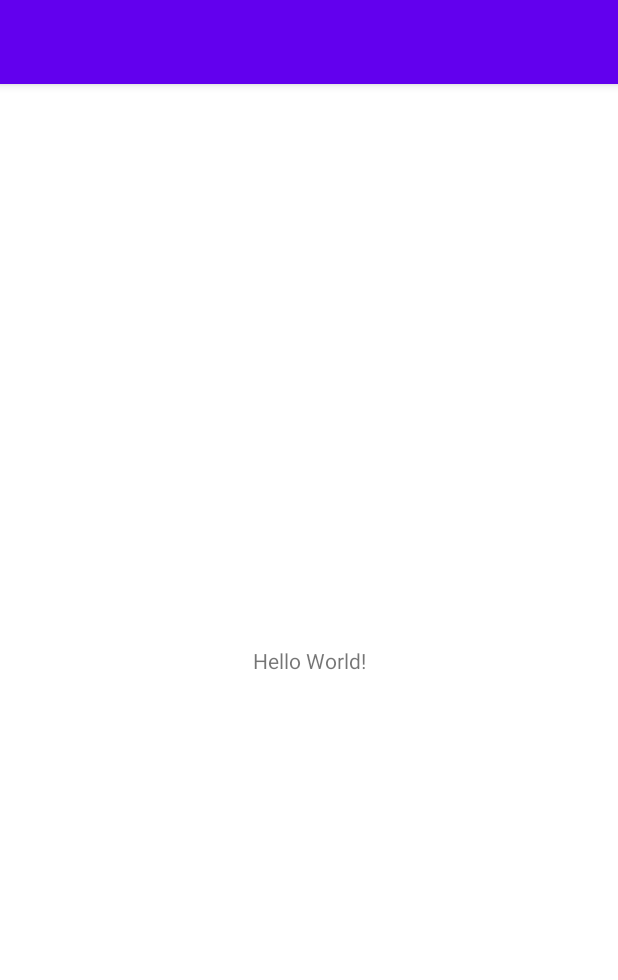
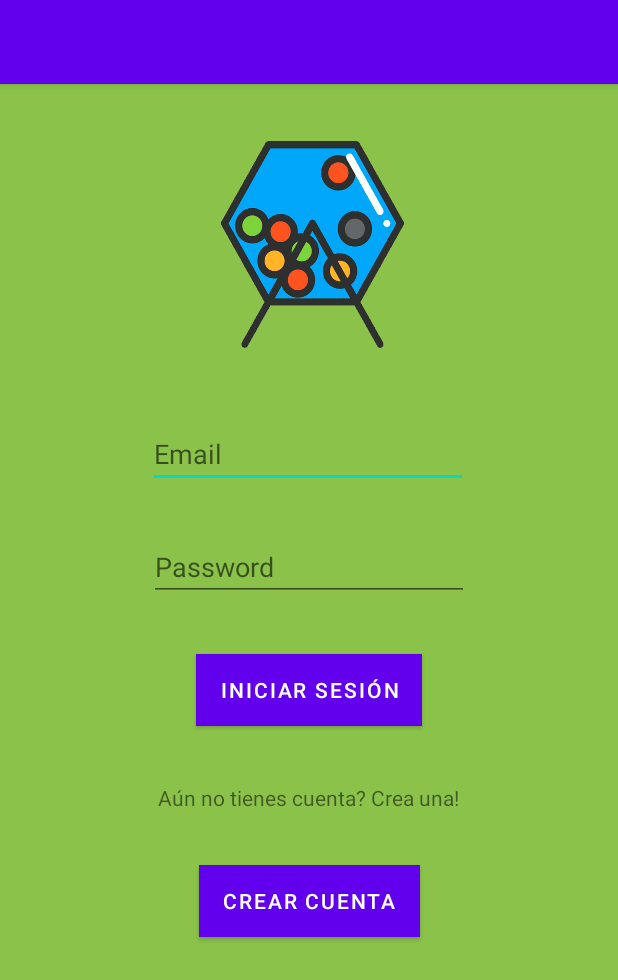
Before and after one commit to danigutiadan1/loteria-app, an Android app: the screen it shows after launch (MainActivity), on a phone screen of 412 x 824 dp. Shown: the top 980 px of the screen. Run offline under Robolectric (Android 15) with nearby library versions, the phone set to English and light mode, and no system bars.

Commit message:
feat: added login and get all user data

```diff
--- a/app/src/main/java/com/example/loteriaapp/MainActivity.kt
+++ /dev/null
@@ -1,16 +0,0 @@
-package com.example.loteriaapp
-
-import androidx.appcompat.app.AppCompatActivity
-import android.os.Bundle
-import com.example.loteriaapp.functions.GetApuestas
-
-private lateinit var getApuestas: GetApuestas
-class MainActivity : AppCompatActivity() {
-    override fun onCreate(savedInstanceState: Bundle?) {
-        super.onCreate(savedInstanceState)
-        setContentView(R.layout.activity_main)
-        getApuestas= GetApuestas()
-
-        getApuestas.getApuestas(this)
-    }
-}
--- a/app/src/main/java/com/example/loteriaapp/api/ApiService.kt
+++ b/app/src/main/java/com/example/loteriaapp/api/ApiService.kt
@@ -1,11 +1,19 @@
 package com.example.loteriaapp.api
 
 import com.example.loteriaapp.model.GetApuestaResponse
+import com.example.loteriaapp.model.LoginRequest
+import com.example.loteriaapp.model.LoginResponse
 import retrofit2.Call
+import retrofit2.http.Body
 import retrofit2.http.GET
+import retrofit2.http.POST
+import retrofit2.http.Path
 
 interface ApiService {
 
     @GET(Constants.GETAPUESTAS_URL)
-    fun getApuestas(): Call<List<GetApuestaResponse>>
+    fun getApuestas(@Path("user_id")user_id: Int): Call<List<GetApuestaResponse>>
+
+    @POST(Constants.LOGIN_URL)
+    fun login(@Body request: LoginRequest): Call<List<LoginResponse>>
 }
--- a/app/src/main/java/com/example/loteriaapp/api/Constants.kt
+++ b/app/src/main/java/com/example/loteriaapp/api/Constants.kt
@@ -5,7 +5,7 @@ object Constants {
     // Endpoints
     const val BASE_URL = "http://10.0.2.2:3000/loteria-api/"
 
-    const val LOGIN_URL = "auth/signin"
+    const val LOGIN_URL = "auth/login"
     const val LOGOUT_URL = "auth/logout"
     const val REFRESH_URL= "auth/refresh"
     const val GETAPUESTAS_URL = "apuestas"
--- a/app/src/main/java/com/example/loteriaapp/functions/GetApuestas.kt
+++ b/app/src/main/java/com/example/loteriaapp/functions/GetApuestas.kt
@@ -11,11 +11,12 @@ import retrofit2.Response
 class GetApuestas {
     //private lateinit var sessionManager: SessionManager
     private lateinit var apiClient: ApiClient
+    private var user_id: Int=0
 
 
     fun getApuestas(context: Context) {
         apiClient = ApiClient()
-        apiClient.getApiService(context).getApuestas()
+        apiClient.getApiService(context).getApuestas(user_id)
             .enqueue(object : Callback<List<GetApuestaResponse>> {
                 override fun onFailure(call: Call<List<GetApuestaResponse>>, t: Throwable) {
                     Log.d("error", t.toString())
--- /dev/null
+++ b/app/src/main/java/com/example/loteriaapp/views/LoginActivity.kt
@@ -0,0 +1,28 @@
+package com.example.loteriaapp.views
+
+import androidx.appcompat.app.AppCompatActivity
+import android.os.Bundle
+import android.widget.Button
+import android.widget.EditText
+import com.example.loteriaapp.R
+import com.example.loteriaapp.functions.GetApuestas
+import com.example.loteriaapp.functions.Login
+
+private lateinit var login: Login
+private lateinit var etEmail: EditText
+private lateinit var etPassword: EditText
+private lateinit var btnLogin: Button
+class MainActivity : AppCompatActivity() {
+    override fun onCreate(savedInstanceState: Bundle?) {
+        super.onCreate(savedInstanceState)
+        setContentView(R.layout.activity_login)
+        etEmail= findViewById(R.id.etEmail) as EditText
+        etPassword= findViewById(R.id.etPassword) as EditText
+        btnLogin= findViewById(R.id.btnLogin) as Button
+        login = Login()
+
+        btnLogin.setOnClickListener {
+            login.login(this, etEmail.text.toString(), etPassword.text.toString())
+        }
+    }
+}
--- a/app/src/main/res/layout/activity_main.xml
+++ b/app/src/main/res/layout/activity_home.xml
@@ -4,15 +4,6 @@
     xmlns:tools="http://schemas.android.com/tools"
     android:layout_width="match_parent"
     android:layout_height="match_parent"
-    tools:context=".MainActivity">
-
-    <TextView
-        android:layout_width="wrap_content"
-        android:layout_height="wrap_content"
-        android:text="Hello World!"
-        app:layout_constraintBottom_toBottomOf="parent"
-        app:layout_constraintLeft_toLeftOf="parent"
-        app:layout_constraintRight_toRightOf="parent"
-        app:layout_constraintTop_toTopOf="parent" />
+    tools:context=".views.HomeActivity">
 
 </androidx.constraintlayout.widget.ConstraintLayout>
--- /dev/null
+++ b/app/src/main/res/layout/activity_login.xml
@@ -0,0 +1,78 @@
+<?xml version="1.0" encoding="utf-8"?>
+<androidx.constraintlayout.widget.ConstraintLayout xmlns:android="http://schemas.android.com/apk/res/android"
+    xmlns:app="http://schemas.android.com/apk/res-auto"
+    xmlns:tools="http://schemas.android.com/tools"
+    android:layout_width="match_parent"
+    android:layout_height="match_parent"
+    tools:context=".views.MainActivity"
+    android:background="#8BC34A">
+
+    <EditText
+        android:id="@+id/etEmail"
+        android:layout_width="wrap_content"
+        android:layout_height="wrap_content"
+        android:layout_marginTop="40dp"
+        android:ems="10"
+        android:hint="Email"
+        android:inputType="textPersonName"
+        app:layout_constraintEnd_toEndOf="parent"
+        app:layout_constraintHorizontal_bias="0.497"
+        app:layout_constraintStart_toStartOf="parent"
+        app:layout_constraintTop_toBottomOf="@+id/imageView" />
+
+    <EditText
+        android:id="@+id/etPassword"
+        android:layout_width="wrap_content"
+        android:layout_height="wrap_content"
+        android:layout_marginTop="30dp"
+        android:ems="10"
+        android:hint="Password"
+        android:inputType="textPassword"
+        app:layout_constraintEnd_toEndOf="parent"
+        app:layout_constraintStart_toStartOf="parent"
+        app:layout_constraintTop_toBottomOf="@+id/etEmail" />
+
+    <ImageView
+        android:id="@+id/imageView"
+        android:layout_width="201dp"
+        android:layout_height="154dp"
+        android:layout_marginTop="30dp"
+        app:layout_constraintEnd_toEndOf="parent"
+        app:layout_constraintStart_toStartOf="parent"
+        app:layout_constraintTop_toTopOf="parent"
+        android:src="@drawable/icon" />
+
+    <TextView
+        android:id="@+id/textView2"
+        android:layout_width="wrap_content"
+        android:layout_height="wrap_content"
+        android:layout_marginTop="38dp"
+        android:text="Aún no tienes cuenta? Crea una!"
+        app:layout_constraintEnd_toEndOf="parent"
+        app:layout_constraintHorizontal_bias="0.497"
+        app:layout_constraintStart_toStartOf="parent"
+        app:layout_constraintTop_toBottomOf="@+id/btnLogin" />
+
+    <Button
+        android:id="@+id/btnLogin"
+        android:layout_width="wrap_content"
+        android:layout_height="wrap_content"
+        android:layout_marginTop="35dp"
+        android:background="#388E3C"
+        android:backgroundTint="#FFFFFF"
+        android:text="Iniciar sesión"
+        app:layout_constraintEnd_toEndOf="parent"
+        app:layout_constraintStart_toStartOf="parent"
+        app:layout_constraintTop_toBottomOf="@+id/etPassword" />
+
+    <Button
+        android:id="@+id/btnRegister"
+        android:background="@android:color/holo_green_dark"
+        android:layout_width="wrap_content"
+        android:layout_height="wrap_content"
+        android:layout_marginTop="35dp"
+        android:text="Crear cuenta"
+        app:layout_constraintEnd_toEndOf="parent"
+        app:layout_constraintStart_toStartOf="parent"
+        app:layout_constraintTop_toBottomOf="@+id/textView2" />
+</androidx.constraintlayout.widget.ConstraintLayout>
```
Also changed, not shown: app/src/main/AndroidManifest.xml (+4 -3 lines), app/src/main/java/com/example/loteriaapp/functions/Login.kt (added, +49 -0 lines), app/src/main/java/com/example/loteriaapp/functions/ToHomeActivity.kt (added, +13 -0 lines), app/src/main/java/com/example/loteriaapp/model/Classes.kt (+20 -0 lines), app/src/main/java/com/example/loteriaapp/model/SessionManager.kt (added, +35 -0 lines), app/src/main/java/com/example/loteriaapp/views/HomeActivity.kt (added, +12 -0 lines), app/src/main/res/drawable/icon.png (added).
